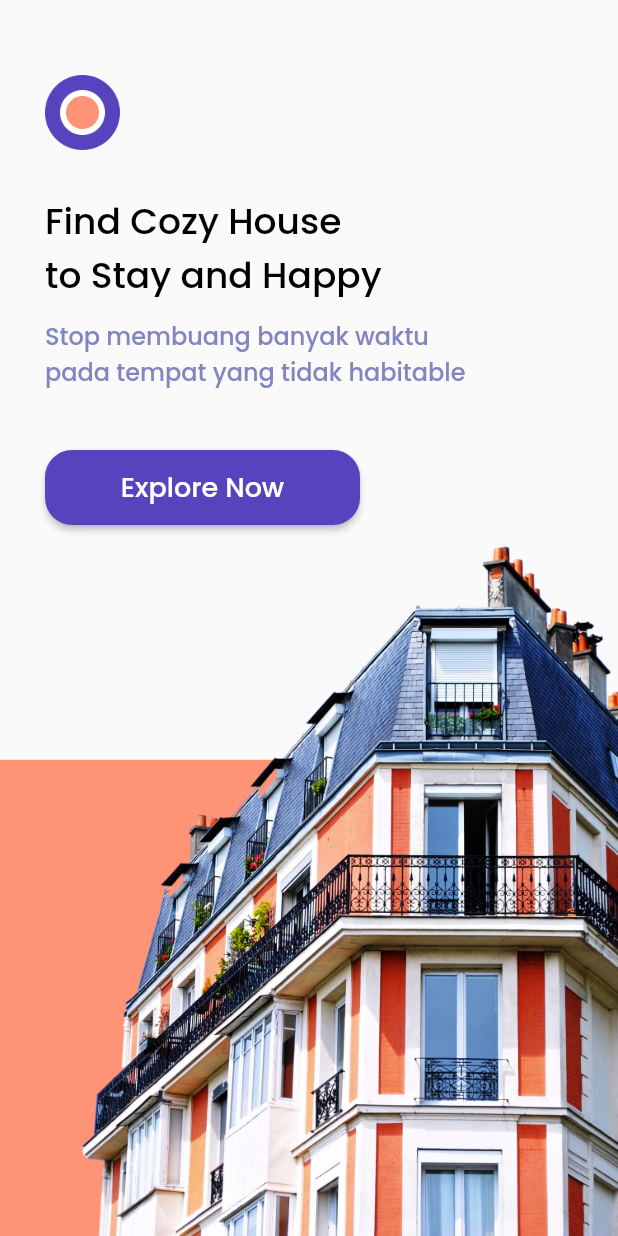
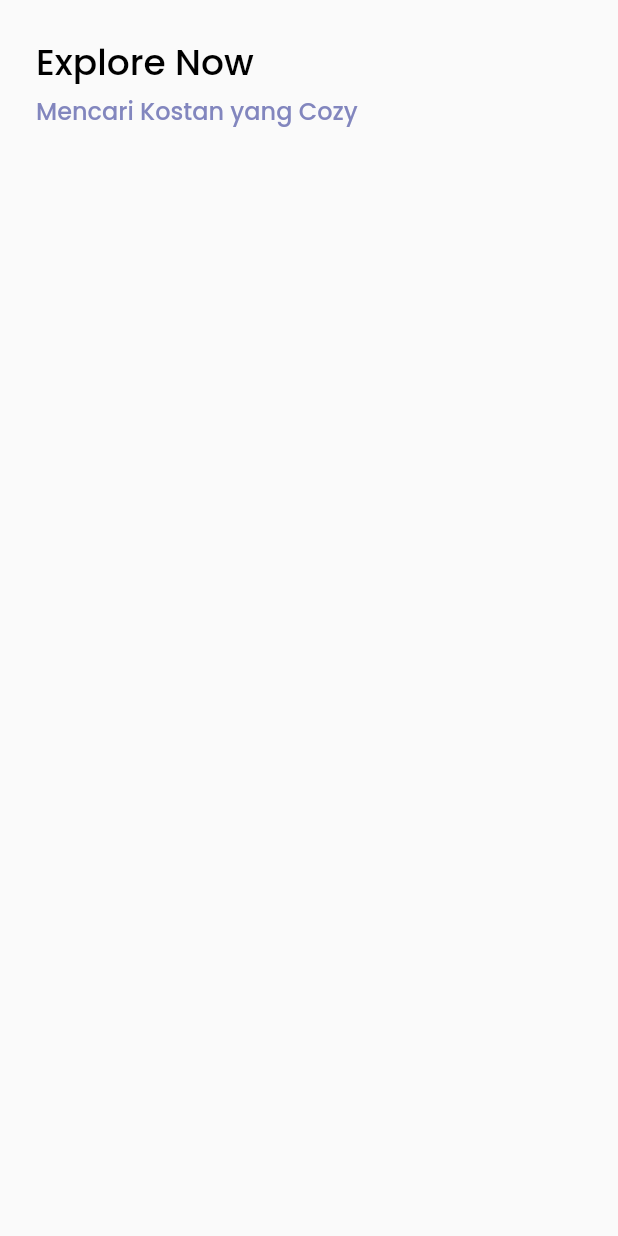
Before and after one commit to Alfahan/papikost, a Flutter app: the screen it shows after launch, after a tap on "Explore Now", on a phone screen of 412 x 824 dp. Run offline on Flutter 3.47's test engine with Material 2 defaults, Android fonts, the light colour scheme and no system bars; our stand-ins replace google_fonts.

Commit message:
Home Page Header

```diff
--- /dev/null
+++ b/lib/pages/home_page.dart
@@ -0,0 +1,45 @@
+import 'package:flutter/material.dart';
+
+import 'package:flutter/material.dart';
+import 'package:papikost/theme.dart';
+
+class HomePage extends StatelessWidget {
+  @override
+  Widget build(BuildContext context) {
+    return Scaffold(
+      body: SafeArea(
+        child: Padding(
+          padding: EdgeInsets.symmetric(
+            vertical: edge,
+          ),
+          child: ListView(
+            children: [
+              Padding(
+                padding: EdgeInsets.only(left: edge),
+                child: Text(
+                  "Explore Now",
+                  style: blackTextStyle.copyWith(fontSize: 24),
+                ),
+              ),
+              SizedBox(
+                height: 2,
+              ),
+              Padding(
+                padding: EdgeInsets.only(left: edge),
+                child: Text(
+                  "Mencari Kostan yang Cozy",
+                  style: greyTextStyle.copyWith(
+                    fontSize: 16,
+                  ),
+                ),
+              ),
+              SizedBox(
+                height: 30,
+              )
+            ],
+          ),
+        ),
+      ),
+    );
+  }
+}
--- a/lib/pages/splash_page.dart
+++ b/lib/pages/splash_page.dart
@@ -1,4 +1,5 @@
 import 'package:flutter/material.dart';
+import 'package:papikost/pages/home_page.dart';
 import 'package:papikost/theme.dart';
 
 class SplashPage extends StatelessWidget {
@@ -50,7 +51,12 @@ class SplashPage extends StatelessWidget {
                     width: 210,
                     height: 50,
                     child: RaisedButton(
-                      onPressed: () {},
+                      onPressed: () {
+                        Navigator.push(
+                            context,
+                            MaterialPageRoute(
+                                builder: (context) => HomePage()));
+                      },
                       color: purpleColor,
                       shape: RoundedRectangleBorder(
                           borderRadius: BorderRadius.circular(18)),
--- a/lib/theme.dart
+++ b/lib/theme.dart
@@ -6,6 +6,8 @@ Color orangeColor = Color(0xffFF9376);
 Color blackColor = Color(0xff000000);
 Color whiteColor = Color(0xffFFFFFF);
 Color greyColor = Color(0xff8286BE);
+
+double edge = 24;
 
 TextStyle blackTextStyle = GoogleFonts.poppins(
   fontWeight: FontWeight.w500,
```
